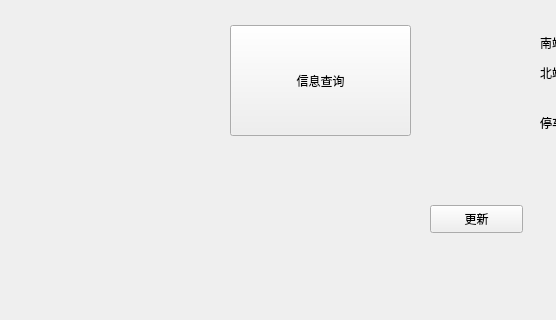
Holden4Caulfield/QtStudy, file ParkSys/mainwindow.ui: the form before one commit; both pictures show x 0 to 556 and y 262 to 582 of the 743 by 582 pixel window.
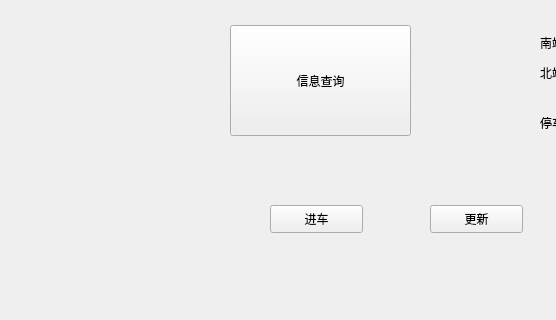
The form after the commit.

Diff of the .ui file:
```diff
--- a/ParkSys/mainwindow.ui
+++ b/ParkSys/mainwindow.ui
@@ -170,6 +170,19 @@
      <string>更新</string>
     </property>
    </widget>
+   <widget class="QPushButton" name="pushButton_3">
+    <property name="geometry">
+     <rect>
+      <x>270</x>
+      <y>450</y>
+      <width>93</width>
+      <height>28</height>
+     </rect>
+    </property>
+    <property name="text">
+     <string>进车</string>
+    </property>
+   </widget>
   </widget>
   <widget class="QMenuBar" name="menuBar">
    <property name="geometry">
```
